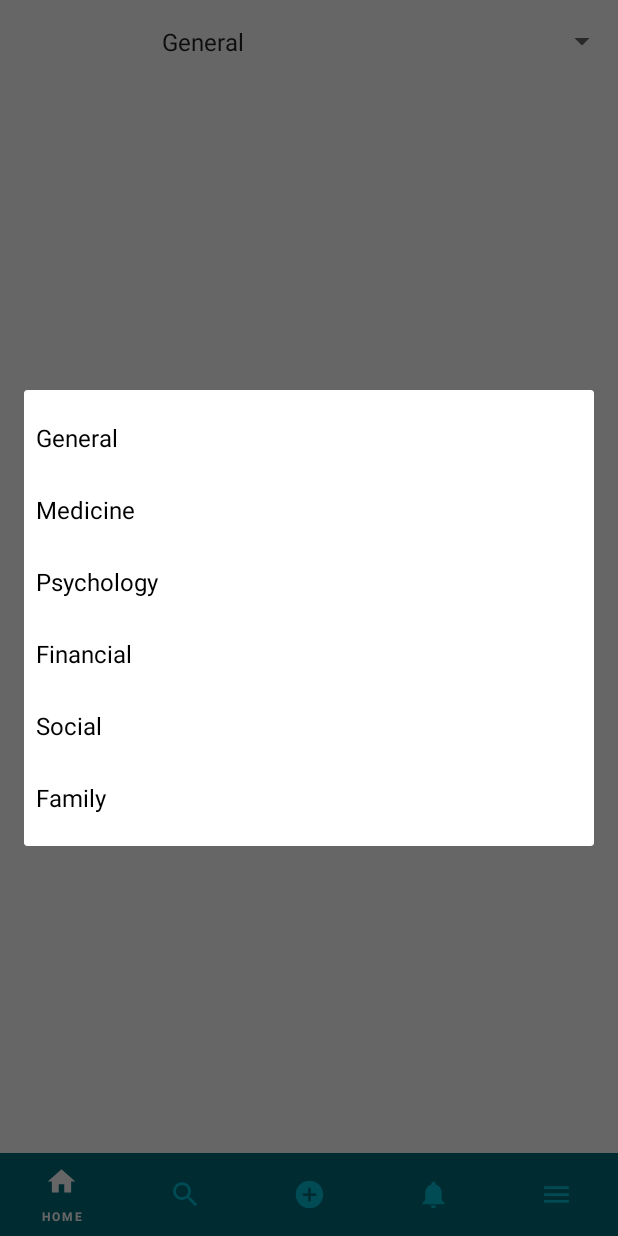
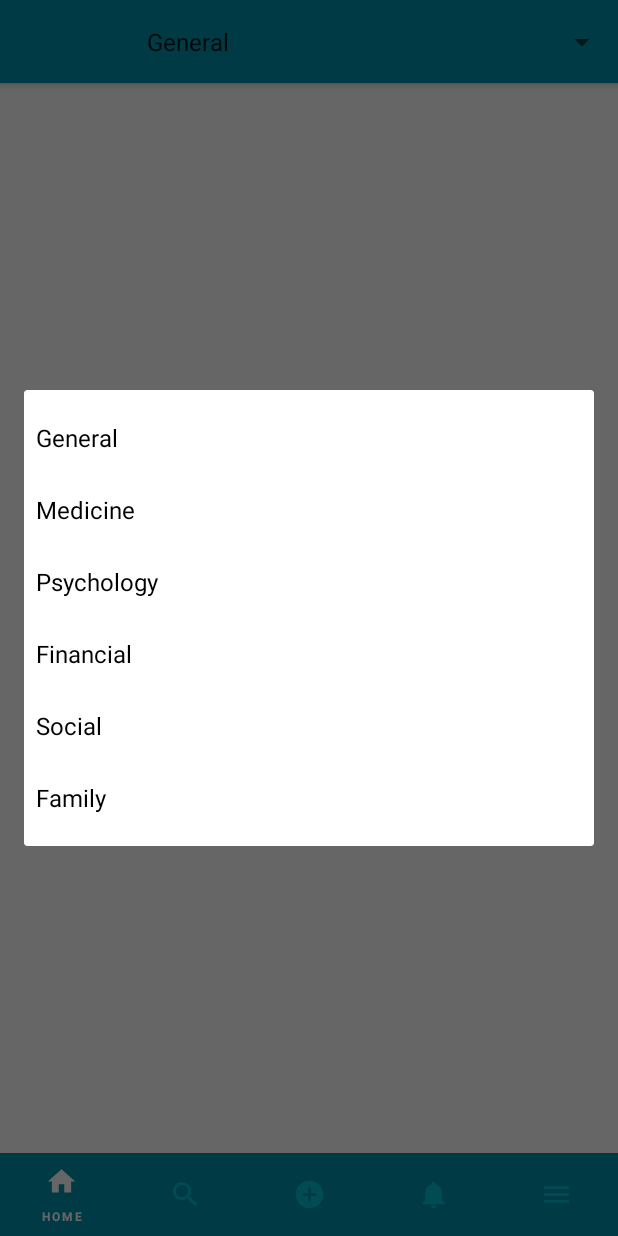
Before and after one commit to abdallahmagdy15/2HANDS_repo, an Android app: the screen it shows after launch once a user with an empty profile is signed in (homeActivity), after a tap on "General", on a phone screen of 412 x 824 dp. Run offline under Robolectric (Android 15) with nearby library versions, the phone set to English and light mode, and no system bars; our stand-ins replace CircleImageView, Firebase (no records; nobody signed in at launch, a user with empty details on screens opened directly), Picasso; libraries missing offline, so code that uses them is left out: org.ocpsoft.prettytime; 3 statements that could not run were skipped.

Commit message:
homeTopMenu replaced with a collapsing Toolbar and fixed with all fragments of the navigation.

```diff
--- a/app/src/main/java/com/example/a2hands/homePackage/homeActivity.java
+++ b/app/src/main/java/com/example/a2hands/homePackage/homeActivity.java
@@ -14,7 +14,9 @@ import android.view.View;
 import android.widget.AdapterView;
 import android.widget.LinearLayout;
 import android.widget.RelativeLayout;
+import android.widget.SearchView;
 import android.widget.Spinner;
+import android.widget.TextView;
 
 import com.example.a2hands.CreatePost;
 import com.example.a2hands.LoginActivity;
@@ -50,7 +52,8 @@ public class homeActivity extends AppCompatActivity implements SearchFragment.On
     Spinner catsSpinner;
     String[] catsStrings;
     CircleImageView profile_image ;
-    RelativeLayout homeTopMenu;
+    SearchView searchView;
+    TextView notificationsTitle;
     @Override
     protected void onCreate(Bundle savedInstanceState) {
 
@@ -63,7 +66,8 @@ public class homeActivity extends AppCompatActivity implements SearchFragment.On
         badge = nav.getOrCreateBadge(nav.getMenu().getItem(3).getItemId());
         badge.setVisible(false);
 
-        homeTopMenu = findViewById(R.id.homeTopMenu);
+        searchView = findViewById(R.id.searchView);
+        notificationsTitle = findViewById(R.id.notificationsTitle);
 
         //category spinner declaration
         catsStrings = getResources().getStringArray(R.array.categories);
@@ -100,8 +104,6 @@ public class homeActivity extends AppCompatActivity implements SearchFragment.On
             }
         });
 
-        loadPostsFrag();
-
         //check notifications
         FirebaseDatabase.getInstance().getReference("notifications")
                 .orderByChild("subscriber_id")
@@ -118,15 +120,40 @@ public class homeActivity extends AppCompatActivity implements SearchFragment.On
                     public void onCancelled(@NonNull DatabaseError databaseError) { }
                 });
 
+        catsSpinner.setOnItemSelectedListener(new AdapterView.OnItemSelectedListener() {
+            @Override
+            public void onItemSelected(AdapterView<?> parent, View view, int position, long id) {
+                loadPosts(position);
+            }
+
+            @Override
+            public void onNothingSelected(AdapterView<?> parent) {}
+        });
+
         navigateHome();
     }
 
+    void loadPosts(int pos){
+        Fragment frg = new PostFragment();
+        Bundle bundle = new Bundle();
+        bundle.putString("category", catsStrings[pos]);
+        bundle.putString("for","home");
+        frg.setArguments(bundle);
+        final FragmentTransaction ft = getSupportFragmentManager().beginTransaction();
+        ft.replace(R.id.homeFrag,frg).addToBackStack("");
+        ft.commit();
+    }
     public void navigateHome(){
-        homeTopMenu.setVisibility(View.VISIBLE);
-        loadPostsFrag();
-
+        catsSpinner.setVisibility(View.VISIBLE);
+        searchView.setVisibility(View.GONE);
+        notificationsTitle.setVisibility(View.GONE);
+        loadPosts(0);
     }
     public void navigateSearch(){
+        searchView.setVisibility(View.VISIBLE);
+        catsSpinner.setVisibility(View.GONE);
+        notificationsTitle.setVisibility(View.GONE);
+
         final FragmentTransaction ft = getSupportFragmentManager().beginTransaction();
         ft.replace(R.id.homeFrag,new SearchFragment()).addToBackStack(null);
         ft.commit();
@@ -138,6 +165,10 @@ public class homeActivity extends AppCompatActivity implements SearchFragment.On
         startActivity(intent);
     }
     void navigateNotification(){
+        notificationsTitle.setVisibility(View.VISIBLE);
+        catsSpinner.setVisibility(View.GONE);
+        searchView.setVisibility(View.GONE);
+
         final FragmentTransaction ft = getSupportFragmentManager().beginTransaction();
         ft.replace(R.id.homeFrag,new NotificationFragment()).addToBackStack(null);
         ft.commit();
@@ -146,29 +177,9 @@ public class homeActivity extends AppCompatActivity implements SearchFragment.On
 
     }
 
-    public void loadPostsFrag(){
-        catsSpinner.setOnItemSelectedListener(new AdapterView.OnItemSelectedListener() {
-            @Override
-            public void onItemSelected(AdapterView<?> parent, View view, int position, long id) {
-                Fragment frg = new PostFragment();
-                Bundle bundle = new Bundle();
-                bundle.putString("category", catsStrings[position]);
-                bundle.putString("for","home");
-                frg.setArguments(bundle);
-                final FragmentTransaction ft = getSupportFragmentManager().beginTransaction();
-                ft.replace(R.id.homeFrag,frg).addToBackStack(null);
-                ft.commit();
-            }
-
-            @Override
-            public void onNothingSelected(AdapterView<?> parent) {}
-        });
-        catsSpinner.setSelection(0);
-    }
 
     @Override
     public boolean onNavigationItemSelected(@NonNull MenuItem item) {
-        homeTopMenu.setVisibility(View.GONE);
         int pos =0;
         navItemId = item.getItemId();
         for (int i = 0; i < nav.getMenu().size(); i++) {
--- a/app/src/main/res/layout/activity_home.xml
+++ b/app/src/main/res/layout/activity_home.xml
@@ -1,32 +1,31 @@
 <?xml version="1.0" encoding="utf-8"?>
-<androidx.constraintlayout.widget.ConstraintLayout xmlns:android="http://schemas.android.com/apk/res/android"
+<androidx.coordinatorlayout.widget.CoordinatorLayout xmlns:android="http://schemas.android.com/apk/res/android"
+    xmlns:tools="http://schemas.android.com/tools"
     xmlns:app="http://schemas.android.com/apk/res-auto"
-    xmlns:tools="http://schemas.android.com/tools"
+
+
     android:layout_width="match_parent"
-    android:layout_height="match_parent"
-    tools:context=".homePackage.homeActivity">
+    android:layout_height="match_parent">
 
-    <LinearLayout
+    <com.google.android.material.appbar.AppBarLayout
+        android:id="@+id/appbar"
+
         android:layout_width="match_parent"
-        android:layout_height="match_parent"
-        android:orientation="vertical"
-        app:layout_constraintBottom_toBottomOf="parent"
-        app:layout_constraintEnd_toEndOf="parent"
-        app:layout_constraintStart_toStartOf="parent"
-        app:layout_constraintTop_toTopOf="parent">
+        android:layout_height="wrap_content">
 
-        <RelativeLayout
-            android:id="@+id/homeTopMenu"
+        <com.google.android.material.appbar.CollapsingToolbarLayout
             android:layout_width="match_parent"
-            android:layout_height="55.5dp"
-            android:background="#FFFFFF"
-            android:visibility="gone">
+            android:layout_height="match_parent"
+            app:contentScrim="?attr/colorPrimary"
+
+            app:layout_scrollFlags="scroll|enterAlways">
+
 
             <de.hdodenhof.circleimageview.CircleImageView
                 android:id="@+id/profile_image"
                 android:layout_width="50dp"
                 android:layout_height="50dp"
-                android:layout_centerVertical="true"
+                android:layout_gravity="center_vertical"
                 android:layout_marginStart="20dp"
                 android:paddingStart="5dp"
                 android:paddingTop="5dp"
@@ -34,41 +33,82 @@
                 android:paddingBottom="5dp"
                 app:civ_border_color="#FF000000"
                 app:civ_border_overlay="false"
-                app:civ_border_width="0dp" />
+                app:civ_border_width="0dp"
+                app:layout_collapseMode="parallax" />
+
+            <TextView
+                android:id="@+id/notificationsTitle"
+                android:layout_width="match_parent"
+                android:layout_height="match_parent"
+                android:layout_marginStart="90dp"
+                android:gravity="center_vertical"
+                android:text="Notifications"
+                android:textSize="16sp"
+                android:visibility="gone"
+                app:layout_collapseMode="parallax" />
 
             <Spinner
                 android:id="@+id/catsSpinner"
                 android:layout_width="match_parent"
                 android:layout_height="match_parent"
-                android:layout_marginStart="100dp"
+                android:layout_marginStart="90dp"
                 android:entries="@array/categories"
-                android:spinnerMode="dialog" />
+                android:spinnerMode="dialog"
+                android:visibility="gone"
+                app:layout_collapseMode="parallax" />
+
+            <SearchView
+                android:id="@+id/searchView"
+                android:layout_width="match_parent"
+                android:layout_height="match_parent"
+                android:layout_marginStart="90dp"
+                android:layout_marginEnd="10dp"
+                android:closeIcon="@drawable/ic_close_24dp"
+                android:iconifiedByDefault="false"
+                android:searchIcon="@drawable/ic_search_black_24dp"
+                android:visibility="gone"
+                app:layout_collapseMode="parallax" />
 
             <View
                 android:layout_width="match_parent"
                 android:layout_height=".5dp"
                 android:layout_marginTop="55dp"
-                android:background="#D5D5D5" />
+                android:background="#D5D5D5"
+                app:layout_collapseMode="parallax" />
 
-        </RelativeLayout>
+        </com.google.android.material.appbar.CollapsingToolbarLayout>
+    </com.google.android.material.appbar.AppBarLayout>
 
-        <FrameLayout
-            android:id="@+id/homeFrag"
+    <androidx.core.widget.NestedScrollView
+        android:layout_width="match_parent"
+        android:layout_height="match_parent"
+
+
+        app:layout_behavior="@string/appbar_scrolling_view_behavior">
+
+        <LinearLayout
             android:layout_width="match_parent"
             android:layout_height="match_parent"
-            android:paddingBottom="55dp">
+            android:orientation="vertical">
 
-        </FrameLayout>
+            <FrameLayout
+                android:id="@+id/homeFrag"
+                android:layout_width="match_parent"
+                android:layout_height="match_parent">
 
-    </LinearLayout>
+            </FrameLayout>
 
+        </LinearLayout>
+
+    </androidx.core.widget.NestedScrollView>
 
     <com.google.android.material.bottomnavigation.BottomNavigationView
         android:id="@+id/bottom_navigation"
         style="@style/BottomNavigationView"
         android:layout_width="match_parent"
         android:layout_height="55dp"
-        android:background="@color/colorPrimaryDark"
+        android:layout_gravity="bottom"
+        android:background="@color/colorPrimary"
         app:elevation="0dp"
         app:itemIconSize="22sp"
         app:itemIconTint="@color/bottom_nav_colors"
@@ -79,4 +119,4 @@
         app:layout_constraintStart_toStartOf="parent"
         app:menu="@menu/bottom_navigation" />
 
-</androidx.constraintlayout.widget.ConstraintLayout>
+</androidx.coordinatorlayout.widget.CoordinatorLayout>
--- a/app/src/main/res/layout/activity_profile.xml
+++ b/app/src/main/res/layout/activity_profile.xml
@@ -24,7 +24,7 @@
             <ImageView
                 android:id="@+id/coverPhoto"
                 android:layout_width="match_parent"
-                android:layout_height="192dp"
+                android:layout_height="180dp"
                 android:scaleType="centerCrop"
                 app:layout_collapseMode="parallax" />
 
@@ -48,7 +48,7 @@
             <LinearLayout
                 android:layout_width="match_parent"
                 android:layout_height="wrap_content"
-                android:layout_marginTop="192dp"
+                android:layout_marginTop="180dp"
                 android:background="#FFFFFF"
                 android:baselineAligned="false"
                 android:orientation="horizontal"
```
Also changed, not shown: app/src/main/java/com/example/a2hands/SearchFragment.java (+2 -53 lines), app/src/main/res/layout/fragment_search.xml (+4 -28 lines).
